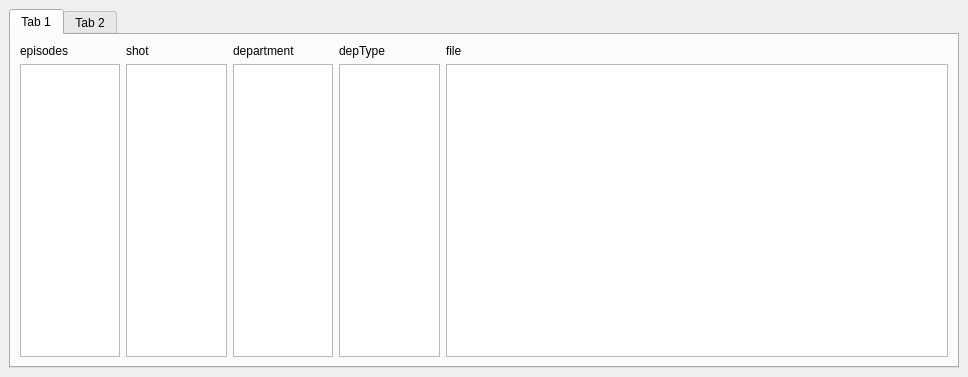
The window that UiFile/ProjectBrowser.ui (uuiid/prjQ9-doodle) describes before a commit, drawn with Qt 5.
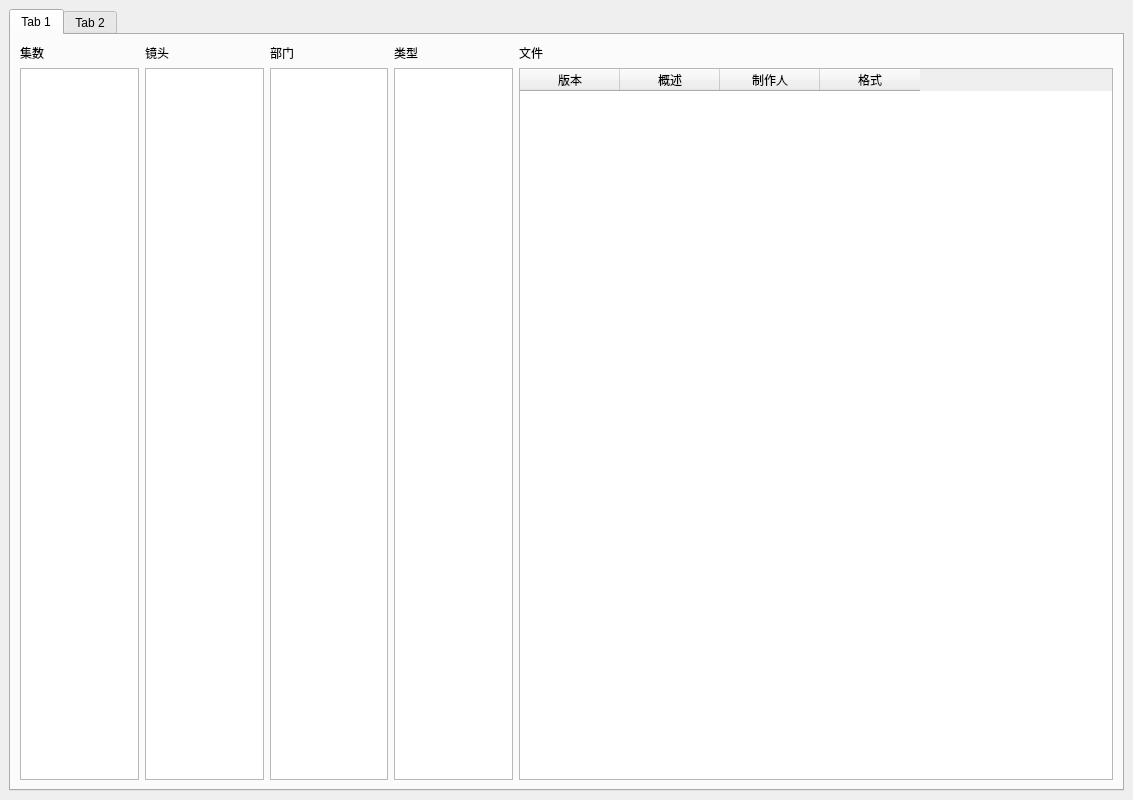
The same window after the commit.

Patch:
```diff
--- a/UiFile/ProjectBrowser.ui
+++ b/UiFile/ProjectBrowser.ui
@@ -6,8 +6,8 @@
    <rect>
     <x>0</x>
     <y>0</y>
-    <width>968</width>
-    <height>377</height>
+    <width>1133</width>
+    <height>800</height>
    </rect>
   </property>
   <property name="windowTitle">
@@ -31,11 +31,11 @@
         <item row="0" column="0">
          <layout class="QHBoxLayout" name="horizontalLayout" stretch="1,1,1,1,5">
           <item>
-           <layout class="QVBoxLayout" name="verticalLayout_2" stretch="0,1">
+           <layout class="QVBoxLayout" name="verticalLayout_2" stretch="0,0">
             <item>
              <widget class="QLabel" name="episodes">
               <property name="text">
-               <string>episodes</string>
+               <string>集数</string>
               </property>
              </widget>
             </item>
@@ -45,11 +45,11 @@
            </layout>
           </item>
           <item>
-           <layout class="QVBoxLayout" name="verticalLayout_3" stretch="0,1">
+           <layout class="QVBoxLayout" name="verticalLayout_3" stretch="0,0">
             <item>
              <widget class="QLabel" name="shot">
               <property name="text">
-               <string>shot</string>
+               <string>镜头</string>
               </property>
              </widget>
             </item>
@@ -59,11 +59,11 @@
            </layout>
           </item>
           <item>
-           <layout class="QVBoxLayout" name="verticalLayout_4" stretch="0,2">
+           <layout class="QVBoxLayout" name="verticalLayout_4" stretch="0,0">
             <item>
              <widget class="QLabel" name="department">
               <property name="text">
-               <string>department</string>
+               <string>部门</string>
               </property>
              </widget>
             </item>
@@ -77,7 +77,7 @@
             <item>
              <widget class="QLabel" name="depType">
               <property name="text">
-               <string>depType</string>
+               <string>类型</string>
               </property>
              </widget>
             </item>
@@ -91,12 +91,39 @@
             <item>
              <widget class="QLabel" name="file">
               <property name="text">
-               <string>file</string>
+               <string>文件</string>
               </property>
              </widget>
             </item>
             <item>
-             <widget class="QListWidget" name="listfile"/>
+             <widget class="QTableWidget" name="listfile">
+              <property name="maximumSize">
+               <size>
+                <width>120000</width>
+                <height>1200</height>
+               </size>
+              </property>
+              <column>
+               <property name="text">
+                <string>版本</string>
+               </property>
+              </column>
+              <column>
+               <property name="text">
+                <string>概述</string>
+               </property>
+              </column>
+              <column>
+               <property name="text">
+                <string>制作人</string>
+               </property>
+              </column>
+              <column>
+               <property name="text">
+                <string>格式</string>
+               </property>
+              </column>
+             </widget>
             </item>
            </layout>
           </item>
```
Left out of the diff: 2 changed lines with no effect on the pictures.
